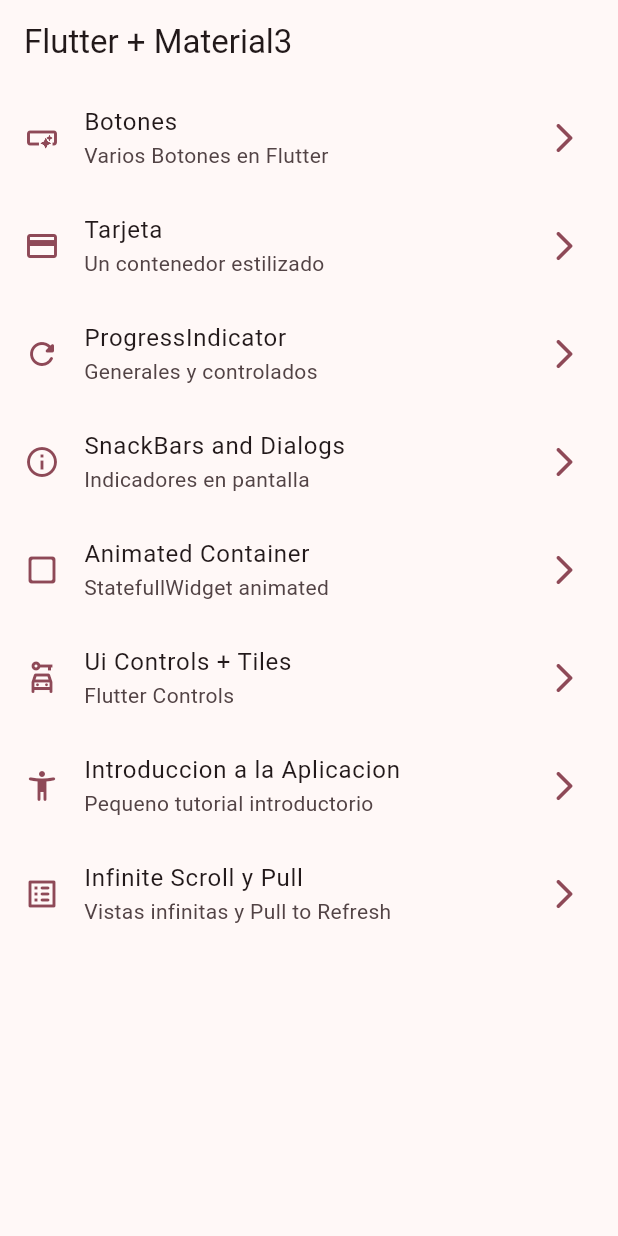
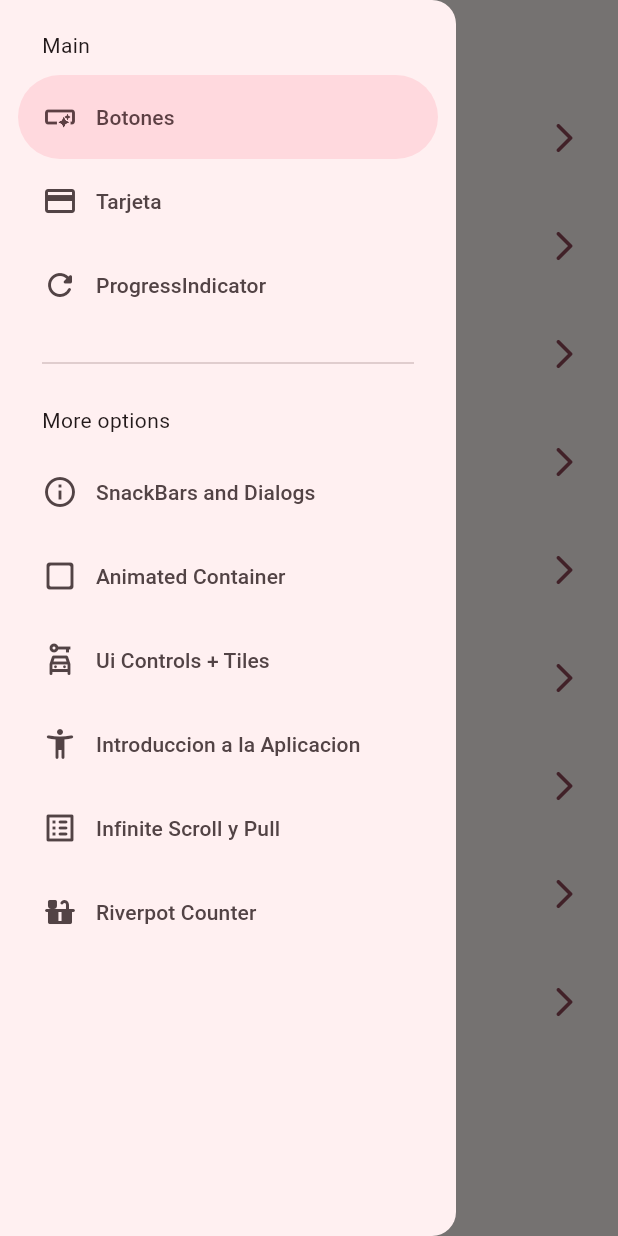
Before and after one commit to EdHuayllasco/WidgetsApp, a Flutter app: the screen it shows after launch, with the side drawer open (before the commit the screen has no drawer), on a phone screen of 412 x 824 dp. Run offline on Flutter 3.47's test engine with Material 2 defaults, Android fonts, the phone set to English and light mode, and no system bars; our stand-ins replace animate_do, flutter_riverpod, go_router.

```diff
--- a/lib/Presentation/screens/home/home_screen.dart
+++ b/lib/Presentation/screens/home/home_screen.dart
@@ -1,5 +1,6 @@
 import 'package:flutter/material.dart';
 import 'package:go_router/go_router.dart';
+import 'package:widgets_app/Presentation/widgets/side_menu.dart';
 import 'package:widgets_app/config/menu/menu_items.dart';
 
 class HomeScreen extends StatelessWidget {
@@ -8,11 +9,14 @@ class HomeScreen extends StatelessWidget {
 
   @override
   Widget build(BuildContext context) {
+    final scaffoldKey = GlobalKey<ScaffoldState>();
     return Scaffold(
+      key: scaffoldKey,
       appBar: AppBar(
         title: const Text('Flutter + Material3'),
       ),
       body: const _HomeView(),
+      drawer: SideMenu(scafoldKey: scaffoldKey,),
     );
   }
 }
--- /dev/null
+++ b/lib/Presentation/widgets/side_menu.dart
@@ -0,0 +1,54 @@
+import 'package:flutter/material.dart';
+import 'package:go_router/go_router.dart';
+import 'package:widgets_app/config/menu/menu_items.dart';
+
+class SideMenu extends StatefulWidget {
+  final GlobalKey<ScaffoldState> scafoldKey;
+  const SideMenu({super.key, required this.scafoldKey});
+  @override
+  State<SideMenu> createState() => _SideMenuState();
+}
+
+class _SideMenuState extends State<SideMenu> {
+  // para saber donde estoy en cual de las opciones del navigation drawer
+  int navDrawerIndex = 0;
+  @override
+  Widget build(BuildContext context) {
+    // notch barra superior que tienen algunos telefonos
+    final hasNotch = MediaQuery.of(context).viewPadding.top > 35;
+
+    return NavigationDrawer(
+      selectedIndex:
+          navDrawerIndex, // se va a marcar en la pestana del menu donde me encuentro actualmente
+      // a donde quiero ir
+      onDestinationSelected: (value) {
+        setState(() {
+          navDrawerIndex = value;
+        });
+        final menuItem = appMenuItems[value];
+        context.push(menuItem.link);
+        widget.scafoldKey.currentState?.closeDrawer();
+      },
+      children: [
+        Padding(
+            padding: EdgeInsets.fromLTRB(28, hasNotch ? 0 : 20, 16, 10),
+            child: Text('Main')),
+        ...appMenuItems.sublist(0, 3).map(
+              (item) => NavigationDrawerDestination(
+                  icon: Icon(item.icon), label: Text(item.title)),
+            ),
+        const Padding(
+          padding: EdgeInsets.fromLTRB(28, 16, 28, 10),
+          child: Divider(),
+        ),
+        const Padding(
+            padding: EdgeInsets.fromLTRB(28, 10, 16, 10),
+            child: Text('More options')),
+        ...appMenuItems.sublist(3).map(
+              (item) => NavigationDrawerDestination(
+                  icon: Icon(item.icon), label: Text(item.title)),
+            ),
+      ],
+    );
+  }
+}
--- a/lib/config/menu/menu_items.dart
+++ b/lib/config/menu/menu_items.dart
@@ -25,4 +25,5 @@ const List<MenuItem> appMenuItems =  [
   MenuItem(title: 'Ui Controls + Tiles', subtitle: 'Flutter Controls', link: '/ui-controls', icon: Icons.car_rental_outlined),
   MenuItem(title: 'Introduccion a la Aplicacion', subtitle: 'Pequeno tutorial introductorio', link: '/tutorial', icon: Icons.accessibility_new_rounded),
   MenuItem(title: 'Infinite Scroll y Pull', subtitle: 'Vistas infinitas y Pull to Refresh', link: '/infinite', icon: Icons.list_alt_rounded),
+  MenuItem(title: 'Riverpot Counter', subtitle: 'Riverpod Counter Screen vista', link: '/counter', icon: Icons.countertops_rounded),
 ];
--- /dev/null
+++ b/lib/config/providers/counter_provider.dart
@@ -0,0 +1,3 @@
+import 'package:flutter_riverpod/flutter_riverpod.dart';
+
+final counterProvider = StateProvider((ref) => 10);
--- /dev/null
+++ b/lib/config/providers/theme_provider.dart
@@ -0,0 +1,3 @@
+import 'package:flutter_riverpod/flutter_riverpod.dart';
+
+final isDarkModeProvider = StateProvider((ref) => false);
--- a/lib/config/router/app_router.dart
+++ b/lib/config/router/app_router.dart
@@ -1,4 +1,5 @@
 import 'package:go_router/go_router.dart';
+import 'package:widgets_app/Presentation/screens/counted/counter_screen.dart';
 import 'package:widgets_app/Presentation/screens/screens.dart';
 
 // GoRouter configuration
@@ -51,6 +52,11 @@ final appRouter = GoRouter(
       path: '/infinite',
       builder: (context, state) => const InfiniteScrollScreen(),
     ),
+    GoRoute(
+      name: CounterScreen.name,
+      path: '/counter',
+      builder: (context, state) => const CounterScreen(),
+    ),
   ],
 
 );
--- a/lib/main.dart
+++ b/lib/main.dart
@@ -1,9 +1,10 @@
 import 'package:flutter/material.dart';
+import 'package:flutter_riverpod/flutter_riverpod.dart';
 import 'package:widgets_app/config/router/app_router.dart';
 import 'package:widgets_app/config/theme/app_theme.dart';
 
 void main() {
-  runApp(const MainApp());
+  runApp(const  ProviderScope(child: MainApp()));
 }
 
 class MainApp extends StatelessWidget {
--- a/pubspec.yaml
+++ b/pubspec.yaml
@@ -10,6 +10,7 @@ dependencies:
   animate_do: ^3.1.2
   flutter:
     sdk: flutter
+  flutter_riverpod: ^2.4.3
   go_router: ^10.1.2
 
 dev_dependencies:
```
Also changed, not shown: lib/Presentation/screens/counted/counter_screen.dart (added, +40 -0 lines), pubspec.lock.
